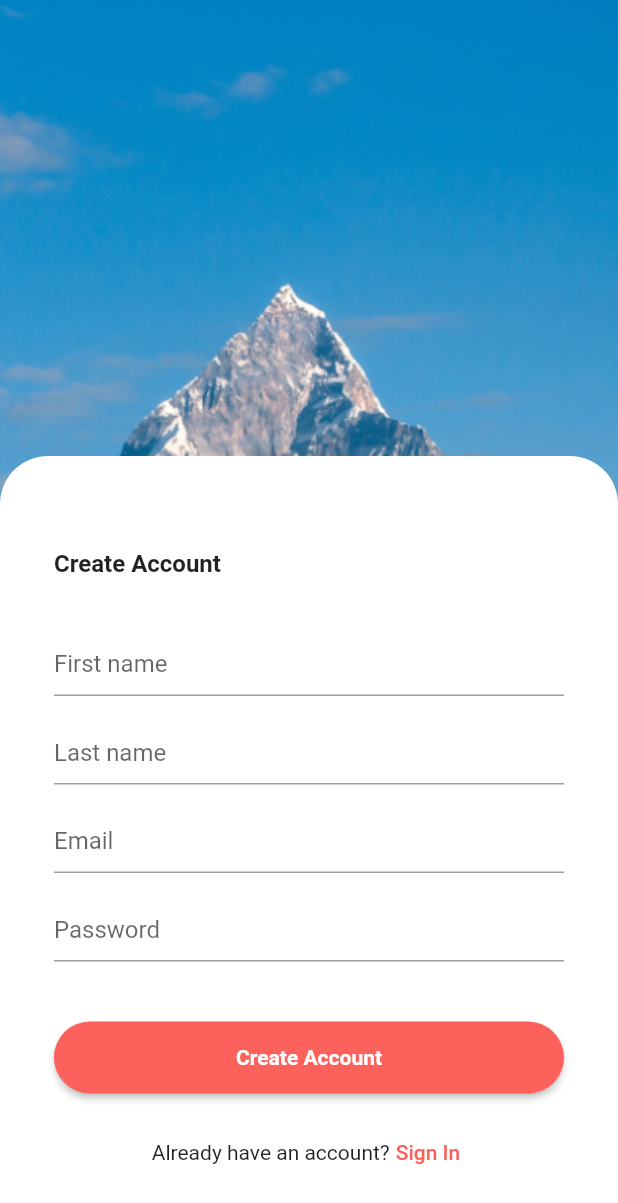
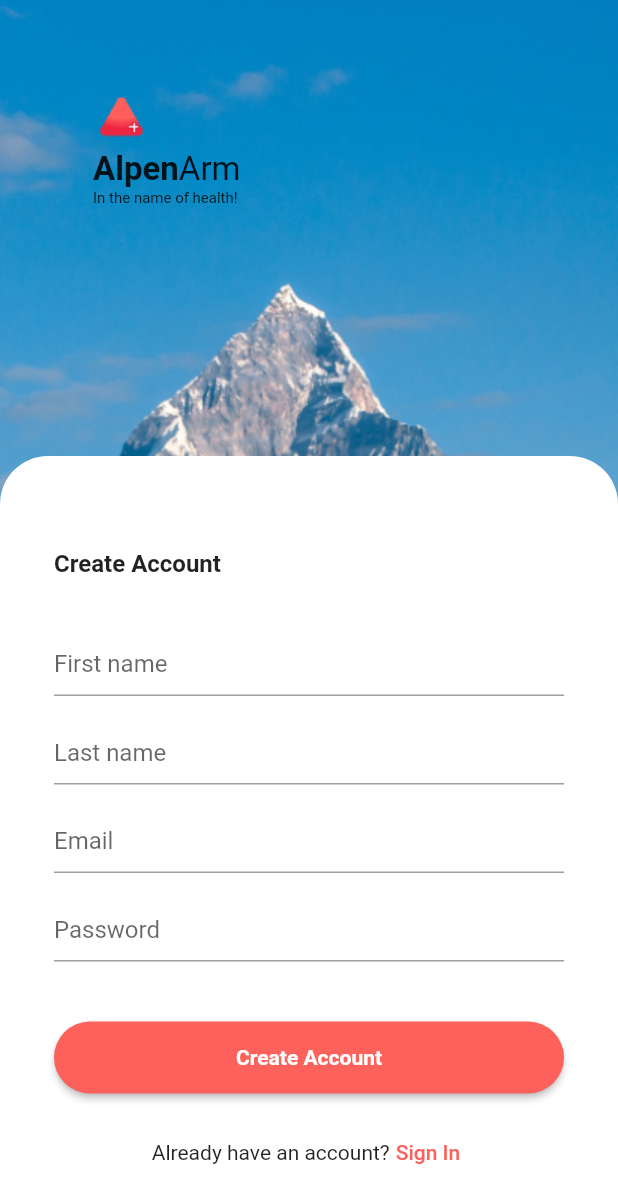
Before and after one commit to ExpertKiD/flutter_mindrisers_internship_test_demos, a Flutter app: the SignupScreen screen opened directly, on a phone screen of 412 x 824 dp. Shown: the top 1203 px of the screen. Run offline on Flutter 3.47's test engine with Material 2 defaults, Android fonts, the light colour scheme and no system bars.

Commit message:
Add App Icon logo, title and subtitle to signup page

```diff
--- a/alpenarm/lib/screens/signup.dart
+++ b/alpenarm/lib/screens/signup.dart
@@ -13,10 +13,39 @@ class SignupScreen extends StatelessWidget {
           children: [
             Image.asset(
               'assets/mountain.jpg',
-              height: MediaQuery.of(context).size.height,
+              height: MediaQuery.of(context).size.height.roundToDouble(),
               cacheHeight: MediaQuery.of(context).size.height.round(),
-              // cacheWidth: MediaQuery.of(context).size.width.round(),
               fit: BoxFit.cover,
+            ),
+            Positioned(
+              top: 62,
+              left: 62,
+              child: Column(
+                crossAxisAlignment: CrossAxisAlignment.start,
+                children: [
+                  Image.asset(
+                    'assets/logo.png',
+                    cacheWidth: 38,
+                  ),
+                  Row(
+                    children: const [
+                      Text(
+                        'Alpen',
+                        style: TextStyle(
+                            fontWeight: FontWeight.bold, fontSize: 22),
+                      ),
+                      Text(
+                        'Arm',
+                        style: TextStyle(fontSize: 22),
+                      ),
+                    ],
+                  ),
+                  const Text(
+                    'In the name of health!',
+                    style: TextStyle(fontSize: 10),
+                  ),
+                ],
+              ),
             ),
             Positioned(
               left: 0,
```
